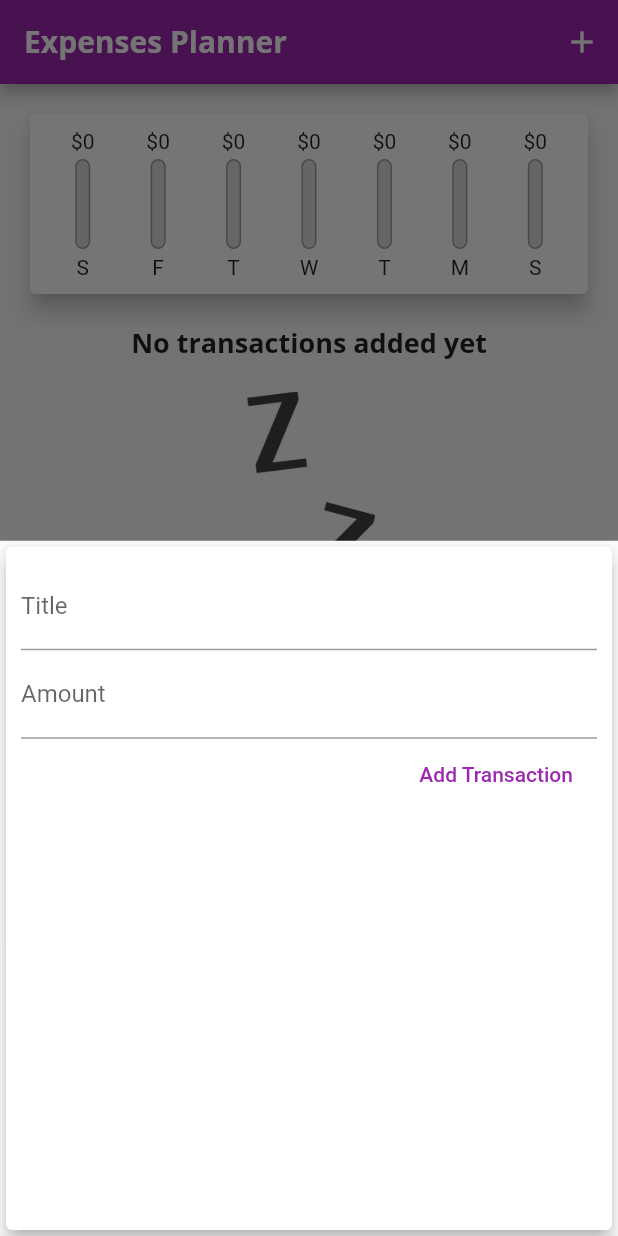
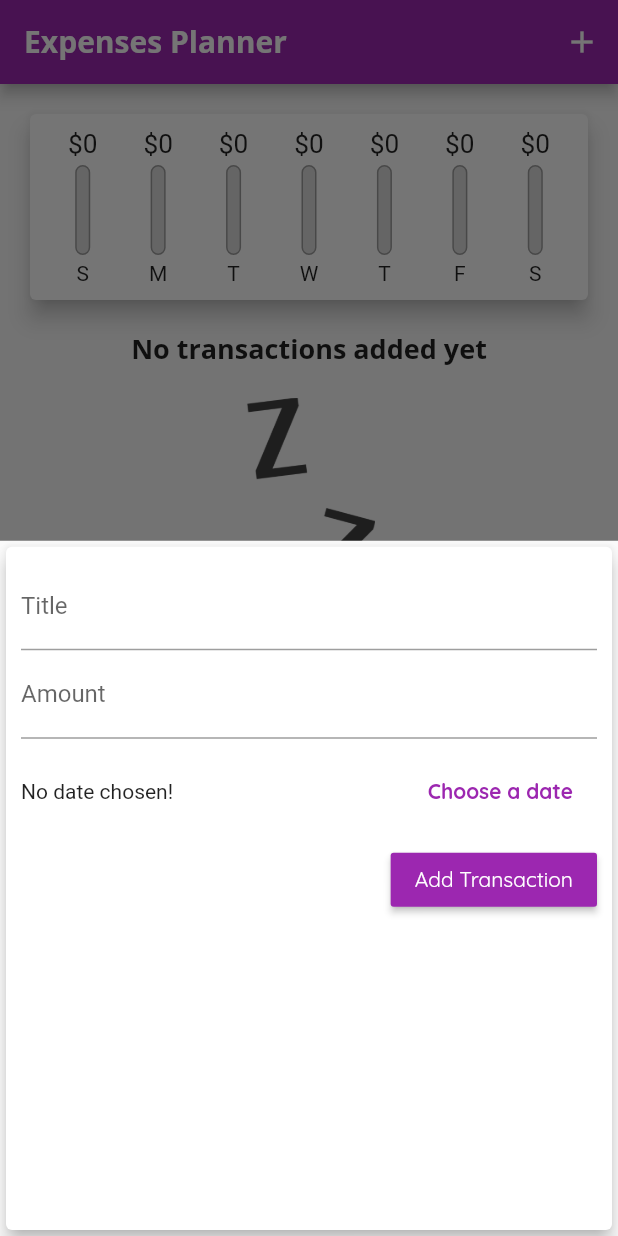
Before and after one commit to gasmartin/expenses-planner-udemy, a Flutter app: the screen it shows after launch, after a tap on the "add" icon, on a phone screen of 412 x 824 dp. Run offline on Flutter 3.47's test engine with Material 2 defaults, Android fonts, the phone set to English and light mode, and no system bars.

Commit message:
Final commit

```diff
--- a/lib/main.dart
+++ b/lib/main.dart
@@ -18,11 +18,15 @@ class MyApp extends StatelessWidget {
           primarySwatch: Colors.purple,
           accentColor: Colors.amber,
           fontFamily: "Quicksand",
-          textTheme: ThemeData().textTheme.copyWith(
+          textTheme: ThemeData.light().textTheme.copyWith(
               title: TextStyle(
                   fontFamily: "OpenSans",
                   fontWeight: FontWeight.bold,
-                  fontSize: 18)),
+                  fontSize: 18),
+              button: TextStyle(
+                color: Colors.white
+              )
+          ),
           appBarTheme: AppBarTheme(
               textTheme: ThemeData.light().textTheme.copyWith(
                   title: TextStyle(
@@ -40,14 +44,7 @@ class MyHomePage extends StatefulWidget {
 }
 
 class _MyHomePageState extends State<MyHomePage> {
-  final List<Transaction> _transactions = [
-    /*
-    Transaction(
-        id: "1", title: "New shoes", amount: 69.99, date: DateTime.now()),
-    Transaction(
-        id: "2", title: "Weekly Groceries", amount: 16.54, date: DateTime.now())
-    */
-  ];
+  final List<Transaction> _transactions = [];
 
   List<Transaction> get _recentTransactions {
     return _transactions.where((transaction) {
@@ -56,12 +53,12 @@ class _MyHomePageState extends State<MyHomePage> {
     }).toList();
   }
 
-  void _addNewTransaction(String title, double amount) {
+  void _addNewTransaction(String title, double amount, DateTime date) {
     final Transaction newTransaction = Transaction(
         id: DateTime.now().toString(),
         title: title,
         amount: amount,
-        date: DateTime.now());
+        date: date);
     setState(() {
       _transactions.add(newTransaction);
     });
@@ -73,6 +70,12 @@ class _MyHomePageState extends State<MyHomePage> {
         builder: (_) {
           return NewTransaction(_addNewTransaction);
         });
+  }
+
+  void _deleteTransaction(String id) {
+    setState(() {
+      _transactions.removeWhere((transaction) => transaction.id == id);
+    });
   }
 
   @override
@@ -97,7 +100,7 @@ class _MyHomePageState extends State<MyHomePage> {
           crossAxisAlignment: CrossAxisAlignment.stretch,
           children: <Widget>[
             Chart(_recentTransactions),
-            TransactionList(_transactions)
+            TransactionList(_transactions, _deleteTransaction)
           ],
         ),
       ),
--- a/lib/widgets/chart.dart
+++ b/lib/widgets/chart.dart
@@ -22,7 +22,7 @@ class Chart extends StatelessWidget {
         }
       }
       return {'day': DateFormat.E().format(weekDay)[0], 'amount': totalSum};
-    });
+    }).reversed.toList();
   }
 
   double get totalSpending {
--- a/lib/widgets/chart_bar.dart
+++ b/lib/widgets/chart_bar.dart
@@ -11,7 +11,9 @@ class ChartBar extends StatelessWidget {
   Widget build(BuildContext context) {
     return Column(
       children: <Widget>[
-        FittedBox(child: Text("\$${spendingAmount.toStringAsFixed(0)}")),
+        Container(
+          height: 20,
+          child: FittedBox(child: Text("\$${spendingAmount.toStringAsFixed(0)}"))),
         SizedBox(height: 4),
         Container(
           height: 60,
@@ -22,16 +24,14 @@ class ChartBar extends StatelessWidget {
                 decoration: BoxDecoration(
                     border: Border.all(color: Colors.grey, width: 1),
                     color: Color.fromRGBO(220, 220, 220, 1),
-                    borderRadius: BorderRadius.circular(10)
-                  ),
+                    borderRadius: BorderRadius.circular(10)),
               ),
               FractionallySizedBox(
                 heightFactor: spendingPctOfTotal,
                 child: Container(
                   decoration: BoxDecoration(
-                    color: Theme.of(context).primaryColor,
-                    borderRadius: BorderRadius.circular(10)
-                  ),
+                      color: Theme.of(context).primaryColor,
+                      borderRadius: BorderRadius.circular(10)),
                 ),
               )
             ],
--- a/lib/widgets/new_transaction.dart
+++ b/lib/widgets/new_transaction.dart
@@ -1,4 +1,5 @@
 import 'package:flutter/material.dart';
+import 'package:intl/intl.dart';
 
 class NewTransaction extends StatefulWidget {
   final Function _handleAddTransaction;
@@ -10,15 +11,32 @@ class NewTransaction extends StatefulWidget {
 }
 
 class _NewTransactionState extends State<NewTransaction> {
-  final titleController = TextEditingController();
-  final amountController = TextEditingController();
+  final _titleController = TextEditingController();
+  final _amountController = TextEditingController();
+  DateTime _selectedDate;
 
   void submitData() {
-    String enteredTitle = titleController.text;
-    double enteredAmount = double.parse(amountController.text);
-    if(enteredTitle.isEmpty || enteredAmount <= 0) return;
-    widget._handleAddTransaction(titleController.text, double.parse(amountController.text));
+    if(_amountController.text == null) return;
+    String enteredTitle = _titleController.text;
+    double enteredAmount = double.parse(_amountController.text);
+    if (enteredTitle.isEmpty || enteredAmount <= 0 || _selectedDate == null) return;
+    widget._handleAddTransaction(
+        enteredTitle, enteredAmount, _selectedDate);
     Navigator.of(context).pop();
+  }
+
+  void _presentDatePicker() {
+    showDatePicker(
+        context: context,
+        initialDate: DateTime.now(),
+        firstDate: DateTime(2019),
+        lastDate: DateTime.now()
+    ).then((pickedDate) {
+      if (pickedDate == null) return;
+      setState(() {
+        _selectedDate = pickedDate;
+      });
+    });
   }
 
   @override
@@ -31,25 +49,36 @@ class _NewTransactionState extends State<NewTransaction> {
           crossAxisAlignment: CrossAxisAlignment.end,
           children: <Widget>[
             TextField(
-              decoration: InputDecoration(
-                labelText: "Title"
+                decoration: InputDecoration(labelText: "Title"),
+                controller: _titleController,
+                onSubmitted: (_) => submitData()),
+            TextField(
+                decoration: InputDecoration(labelText: "Amount"),
+                controller: _amountController,
+                keyboardType: TextInputType.numberWithOptions(decimal: true),
+                onSubmitted: (_) => submitData()),
+            Container(
+              height: 70,
+              child: Row(
+                mainAxisAlignment: MainAxisAlignment.spaceBetween,
+                children: <Widget>[
+                  Text(_selectedDate == null ? "No date chosen!" : "Picked Date: ${DateFormat.yMd().format(_selectedDate)}"),
+                  FlatButton(
+                    child: Text("Choose a date",
+                        style: TextStyle(
+                          fontWeight: FontWeight.bold,
+                        )),
+                    textColor: Theme.of(context).primaryColor,
+                    onPressed: _presentDatePicker,
+                  )
+                ],
               ),
-              controller: titleController,
-              onSubmitted: (_) => submitData()
             ),
-            TextField(
-              decoration: InputDecoration(
-                labelText: "Amount"
-              ),
-              controller: amountController,
-              keyboardType: TextInputType.numberWithOptions(decimal: true),
-              onSubmitted: (_) => submitData()
-            ),
-            FlatButton(
-              child: Text("Add Transaction"),
-              textColor: Colors.purple,
-              onPressed: submitData
-            )
+            RaisedButton(
+                child: Text("Add Transaction"),
+                color: Theme.of(context).primaryColor,
+                textColor: Theme.of(context).textTheme.button.color,
+                onPressed: submitData)
           ],
         ),
       ),
```
Also changed, not shown: lib/widgets/transaction_list.dart (+32 -47 lines).
